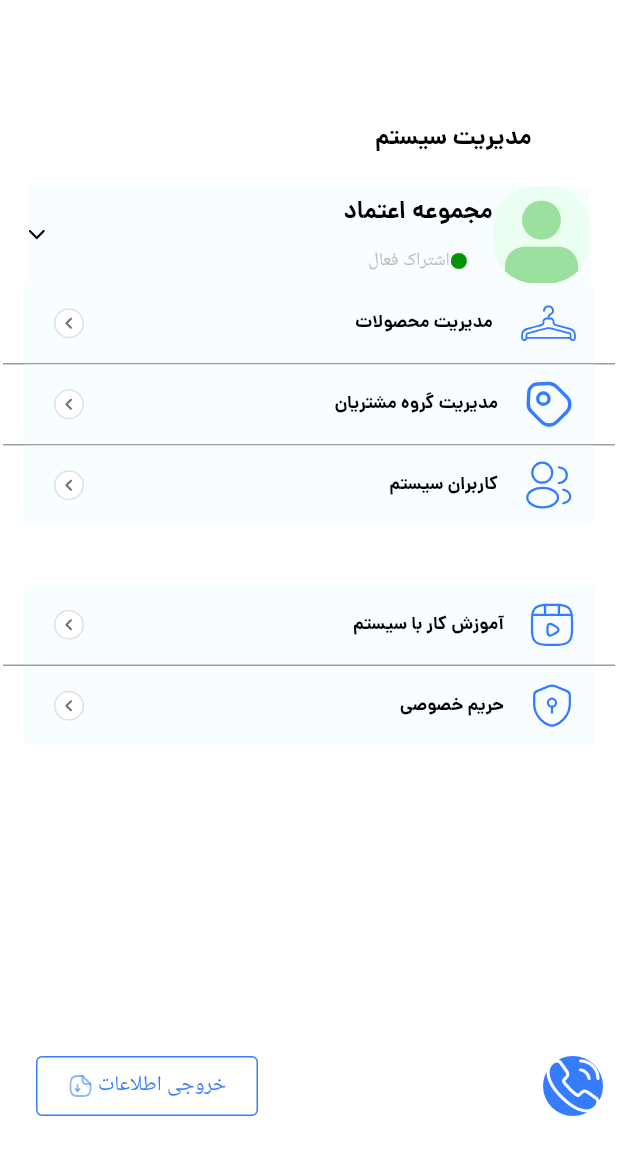
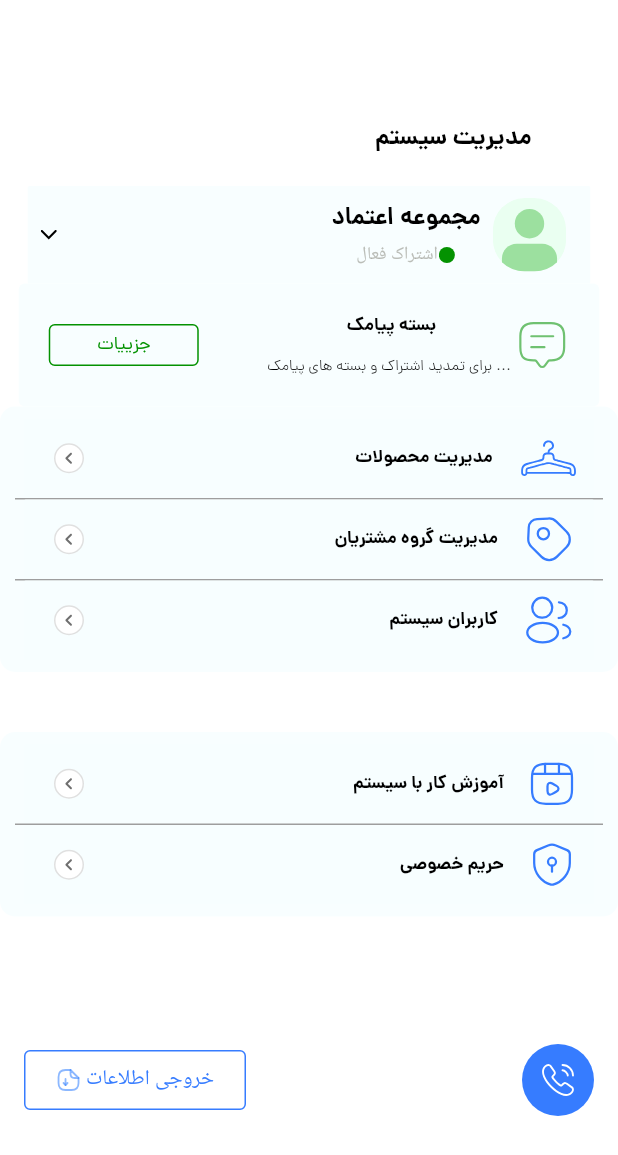
Before and after one commit to hdsneshati/layer_first_task, a Flutter app: the ProfileScreen screen opened directly, on a phone screen of 412 x 824 dp. Shown: the top 1155 px of the screen. Run offline on Flutter 3.47's test engine with Material 3 defaults, Android fonts, the phone set to English and light mode, and no system bars; our stand-ins replace flutter_svg; missing offline and left inert: dart:ffi.

Commit message:
fixed profilescreen

```diff
--- a/layer_first_task/lib/feature/presentation/profile/screens/profile_screen.dart
+++ b/layer_first_task/lib/feature/presentation/profile/screens/profile_screen.dart
@@ -1,4 +1,3 @@
-
 import 'package:flutter/material.dart';
 import 'package:flutter_svg/svg.dart';
 import 'package:layer_first_task/config/asset/icons_path.dart';
@@ -10,8 +9,9 @@ import 'package:layer_first_task/config/theme/text_styles.dart';
 import 'package:layer_first_task/feature/presentation/profile/screens/widgets/call_information_widget.dart';
 import 'package:layer_first_task/feature/presentation/profile/screens/widgets/header_widget.dart';
 import 'package:layer_first_task/feature/presentation/profile/screens/widgets/profile_bottun.dart';
+import 'package:layer_first_task/feature/presentation/profile/screens/widgets/sms_butoon.dart';
 
-class ProfileScreen extends  StatelessWidget {
+class ProfileScreen extends StatelessWidget {
   const ProfileScreen({super.key});
 
   @override
@@ -19,60 +19,108 @@ class ProfileScreen extends  StatelessWidget {
     return Scaffold(
       body: Column(
         children: [
-
           81.0.verticalSpace,
 
           Row(
             mainAxisAlignment: MainAxisAlignment.start,
             children: [
               250.0.horizontalSpace,
-              Text('مدیریت سیستم',
-              style: lightTextTheme.titleMedium,),
+              Text(
+                'مدیریت سیستم',
+                style: lightTextTheme.titleMedium,
+              ),
             ],
           ),
 
           20.0.verticalSpace,
 
-                  const   HeaderWidget(),
+          const HeaderWidget(),
 
+          const smsButton(),
+
+          Container(
+            decoration: BoxDecoration(
+              color: Theme.of(context).colorScheme.secondaryContainer,
+              borderRadius: BorderRadius.circular(10),
+            ),
+            width: double.maxFinite,
+            child: Padding(
+              padding: const EdgeInsets.all(8.0),
+              child: Column(
+                children: [
                   PrimaryProfileButton(
-                    onTap: (){},
+                    onTap: () {},
                     text: 'مدیریت محصولات ',
                     icon: SvgPath.hanger,
                     w: 36.64,
                     h: 24,
                   ),
-                  const   Divider(height: 1, color: Colors.grey,indent: 2,endIndent: 2, ),
+                  const Divider(
+                    height: 1,
+                    color: Colors.grey,
+                    indent: 2,
+                    endIndent: 2,
+                  ),
                   PrimaryProfileButton(
-                    onTap: (){},
+                    onTap: () {},
                     text: 'مدیریت گروه مشتریان',
-                     icon: IconPath.tag,
+                    icon: IconPath.newtag,
                     w: 36,
                     h: 36,
                   ),
-                   const   Divider(height: 1, color: Colors.grey,indent: 2,endIndent: 2,),
+                  const Divider(
+                    height: 1,
+                    color: Colors.grey,
+                    indent: 2,
+                    endIndent: 2,
+                  ),
                   PrimaryProfileButton(
-                    onTap: (){},
+                    onTap: () {},
                     text: 'کاربران سیستم',
                     icon: IconPath.profile2user,
                     w: 36,
                     h: 36,
                   ),
+                ],
+              ),
+            ),
+          ),
+
           40.0.verticalSpace,
+
+          Container(
+            decoration: BoxDecoration(
+              color: Theme.of(context).colorScheme.secondaryContainer,
+              borderRadius: BorderRadius.circular(10),
+            ),
+            width: double.maxFinite,
+            child: Padding(
+              padding: const EdgeInsets.all(8.0),
+              child: Column(
+                children: [
                   PrimaryProfileButton(
-                    onTap: (){},
+                    onTap: () {},
                     text: 'آموزش کار با سیستم',
                     icon: IconPath.videoplay,
                     w: 32,
                     h: 32,
                   ),
-                    const Divider(height: 1, color: Colors.grey,indent: 2,endIndent: 2,),
+                  const Divider(
+                    height: 1,
+                    color: Colors.grey,
+                    indent: 2,
+                    endIndent: 2,
+                  ),
                   PrimaryProfileButton(
-                    onTap: (){},
+                    onTap: () {},
                     text: 'حریم خصوصی',
                     icon: IconPath.securitysafe,
                     w: 32,
                     h: 32,
+                  ),
+                ],
+              ),
+            ),
           ),
 
           const Spacer(),
--- a/layer_first_task/lib/feature/presentation/profile/screens/widgets/call_information_widget.dart
+++ b/layer_first_task/lib/feature/presentation/profile/screens/widgets/call_information_widget.dart
@@ -14,7 +14,7 @@ class CallInformationWidget extends StatelessWidget {
   Widget build(BuildContext context) {
     return Row(
       children: [
-        24.0.horizontalSpace,
+        16.0.horizontalSpace,
         InkWell(
           child: Container(
             width: 148,
@@ -47,22 +47,17 @@ class CallInformationWidget extends StatelessWidget {
         const Spacer(),
         InkWell(
           onTap: () {},
-          child: Container(
-            width: 40,
-            height: 40,
-            decoration: BoxDecoration(
-              borderRadius: BorderRadius.circular(24),
-              color: Theme.of(context).colorScheme.secondary,
-            ),
+         child:  CircleAvatar(
+            radius: 24,
+            backgroundColor: Theme.of(context).colorScheme.secondary,
             child: SvgPicture.asset(
               IconPath.call,
-              width: 20,
-              height: 20,
-              color: Theme.of(context).colorScheme.onSecondary,
+              color:Theme.of(context).colorScheme.onSecondary,
+
             ),
           ),
         ),
-        10.0.horizontalSpace,
+        16.0.horizontalSpace,
       ],
     );
   }
--- a/layer_first_task/lib/feature/presentation/profile/screens/widgets/header_widget.dart
+++ b/layer_first_task/lib/feature/presentation/profile/screens/widgets/header_widget.dart
@@ -21,6 +21,8 @@ class HeaderWidget extends StatelessWidget {
              borderRadius: BorderRadius.circular(1),
              color:Theme.of(context).colorScheme.secondaryContainer,
             ),
+          child: Padding(
+            padding: const EdgeInsets.all(8.0),
             child: Row(
                     mainAxisAlignment: MainAxisAlignment.spaceBetween,
                     children: [
@@ -66,6 +68,7 @@ class HeaderWidget extends StatelessWidget {
             ),
               ] ),
           ),
+        ),
 
     );
   }
--- a/layer_first_task/lib/feature/presentation/profile/screens/widgets/profile_bottun.dart
+++ b/layer_first_task/lib/feature/presentation/profile/screens/widgets/profile_bottun.dart
@@ -1,12 +1,11 @@
 import 'package:flutter/material.dart';
 import 'package:flutter_svg/svg.dart';
 import 'package:layer_first_task/config/asset/icons_path.dart';
-import 'package:layer_first_task/config/asset/svg_path.dart';
 import 'package:layer_first_task/config/extentions/gap_space_extension.dart';
 
 class PrimaryProfileButton extends StatelessWidget {
   final VoidCallback onTap; // تابعی که هنگام کلیک اجرا می‌شود
-  final String text; // متن دکمه
+  final String text;
   final String icon;
   final double w;
   final double h;
--- /dev/null
+++ b/layer_first_task/lib/feature/presentation/profile/screens/widgets/sms_butoon.dart
@@ -0,0 +1,102 @@
+import 'package:flutter/material.dart';
+import 'package:flutter_svg/svg.dart';
+import 'package:layer_first_task/config/asset/icons_path.dart';
+import 'package:layer_first_task/config/extentions/gap_space_extension.dart';
+import 'package:layer_first_task/config/theme/color_pallet.dart';
+
+class smsButton extends StatelessWidget {
+  const smsButton({
+    super.key,
+  });
+
+  @override
+  Widget build(BuildContext context) {
+    return Container(
+       width: 387,
+     height: 82,
+     decoration: BoxDecoration(
+       borderRadius: BorderRadius.circular(4),
+       color:Theme.of(context).colorScheme.secondaryContainer,
+      ),
+      child: Padding(
+        padding: const EdgeInsets.all(8.0),
+        child: Row(
+          children: [
+            12.0.horizontalSpace,
+            Row(children: [
+              InkWell(
+                child: Container(
+                  width: 100,
+                  height: 28,
+                  decoration: BoxDecoration(
+                    border: Border.all(
+                      color: Theme.of(context).colorScheme.primary,
+                      width: 1, // ضخامت خط
+                    ),
+                    borderRadius: BorderRadius.circular(4),
+                  ),
+                  child: Row(
+                    mainAxisAlignment: MainAxisAlignment.center,
+                    children: [
+                      Text(
+                        ' جزيیات ',
+                        style: TextStyle(
+                          color: Theme.of(context).colorScheme.primary,
+                          fontFamily: "dana",
+                          fontSize: 12,
+                          fontWeight: FontWeight.w400,
+                        ),
+                      ),
+                    ],
+                  ),
+                ),
+              ),
+            ]),
+            const Spacer(),
+            Row(
+              mainAxisAlignment: MainAxisAlignment.spaceBetween,
+              children: [
+                Column(
+                  mainAxisAlignment: MainAxisAlignment.spaceEvenly,
+                  children: [
+
+                     Align(
+                      alignment: Alignment.centerRight,
+                       child: Text(
+                          ' بسته پیامک',
+                          style: TextStyle(
+                            fontFamily: "dana",
+                            fontSize: 12,
+                            color: ColorPallet.lightColorScheme.onSurface,
+                            fontWeight: FontWeight.bold,
+                          ),
+                        ),
+                     ),
+
+                    Text(
+                      ' برای تمدید اشتراک و بسته های پیامک ... ',
+                      style: TextStyle(
+                        fontFamily: "dana",
+                        fontSize: 10,
+                        color: ColorPallet.lightColorScheme.onSurface,
+                        fontWeight: FontWeight.w300,
+                      ),
+                    ),
+                  ],
+                ),
+                SvgPicture.asset(
+                  width: 36,
+                  height: 36,
+                  IconPath.newmassage,
+
+                  color: ColorPallet.lightColorScheme.primary,
+                ),
+              ],
+            ),
+            12.0.horizontalSpace,
+          ],
+        ),
+      ),
+    );
+  }
+}
--- a/layer_first_task/lib/main.dart
+++ b/layer_first_task/lib/main.dart
@@ -22,7 +22,7 @@ class MyApp extends StatelessWidget {
         colorScheme: ColorPallet.lightColorScheme,
         useMaterial3: true,
       ),
-      home: const OrdersScreen(),
+      home: const ProfileScreen(),
     );
   }
 }
```
Lines whose indentation alone changed are shown as unchanged.
